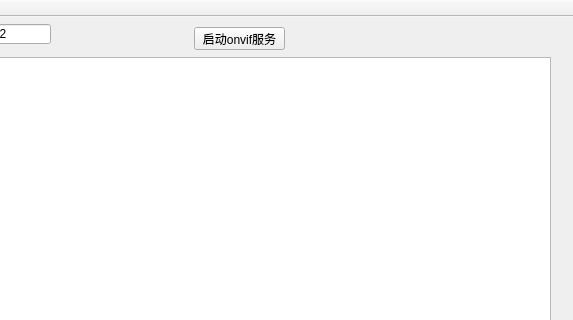
Above: mainwindow.ui from legahero/OnvifServerSimu before the change; both pictures show x 120 to 693 and y 0 to 320 of the 693 by 436 pixel window. Below: the same form after it.
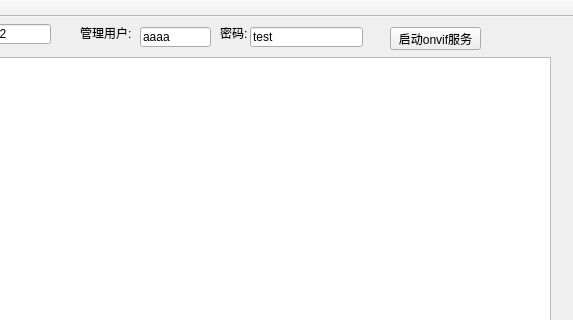
That is the form after the change.

Diff of the .ui file:
```diff
--- a/mainwindow.ui
+++ b/mainwindow.ui
@@ -69,7 +69,7 @@
    <widget class="QPushButton" name="pbsoaptest">
     <property name="geometry">
      <rect>
-      <x>314</x>
+      <x>510</x>
       <y>10</y>
       <width>91</width>
       <height>23</height>
@@ -79,6 +79,58 @@
      <string>启动onvif服务</string>
     </property>
    </widget>
+   <widget class="QLabel" name="label">
+    <property name="geometry">
+     <rect>
+      <x>200</x>
+      <y>10</y>
+      <width>54</width>
+      <height>12</height>
+     </rect>
+    </property>
+    <property name="text">
+     <string>管理用户:</string>
+    </property>
+   </widget>
+   <widget class="QLineEdit" name="leUser">
+    <property name="geometry">
+     <rect>
+      <x>260</x>
+      <y>10</y>
+      <width>71</width>
+      <height>20</height>
+     </rect>
+    </property>
+    <property name="text">
+     <string>aaaa</string>
+    </property>
+   </widget>
+   <widget class="QLabel" name="label_2">
+    <property name="geometry">
+     <rect>
+      <x>340</x>
+      <y>10</y>
+      <width>54</width>
+      <height>12</height>
+     </rect>
+    </property>
+    <property name="text">
+     <string>密码:</string>
+    </property>
+   </widget>
+   <widget class="QLineEdit" name="lePwd">
+    <property name="geometry">
+     <rect>
+      <x>370</x>
+      <y>10</y>
+      <width>113</width>
+      <height>20</height>
+     </rect>
+    </property>
+    <property name="text">
+     <string>test</string>
+    </property>
+   </widget>
   </widget>
   <widget class="QMenuBar" name="menuBar">
    <property name="geometry">
```
